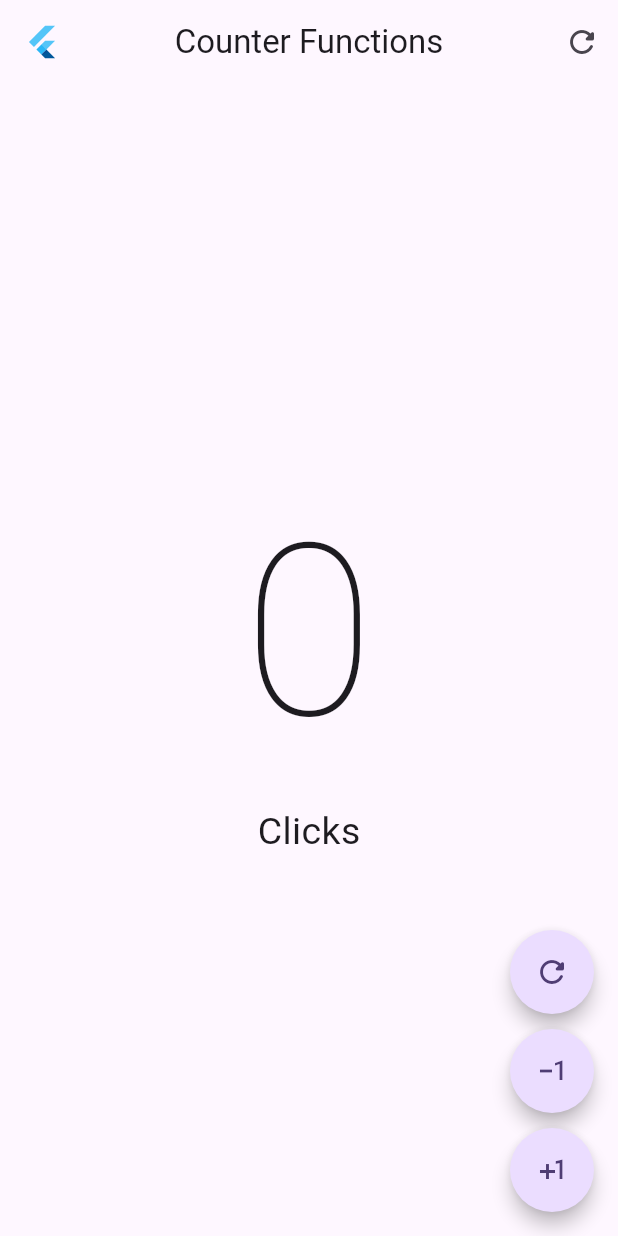
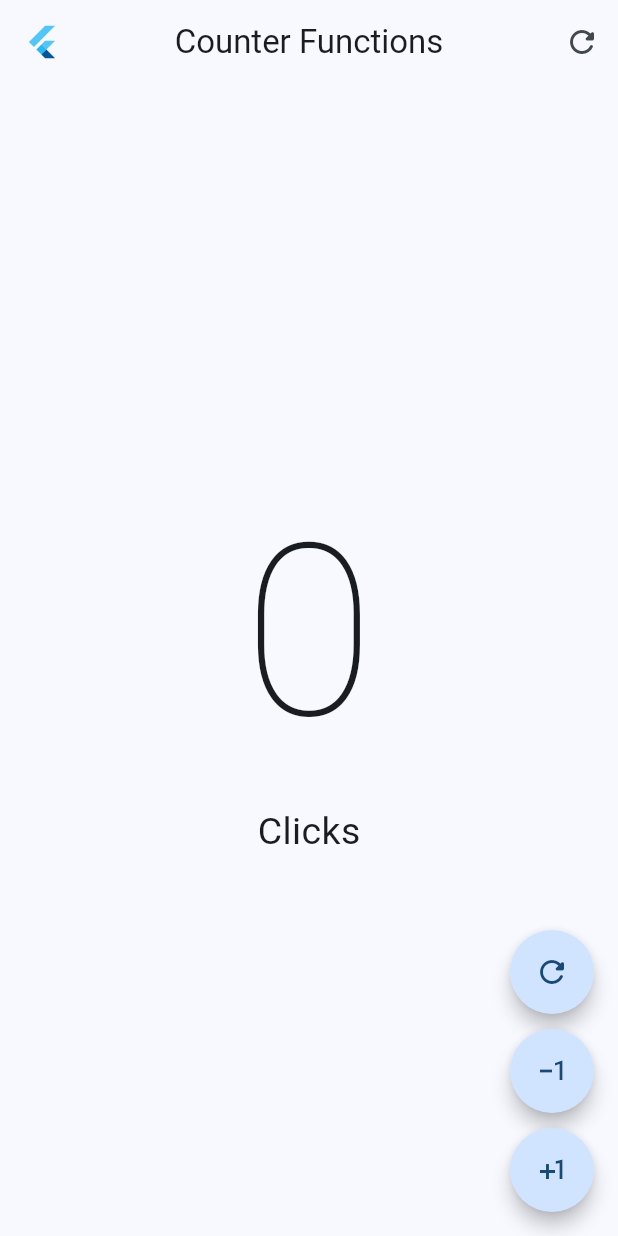
Before and after one commit to JoseManuelMunozManzano/Flutter-curso, a Flutter app: the CounterFunctionsScreen screen opened directly, on a phone screen of 412 x 824 dp. Run offline on Flutter 3.47's test engine with Material 3 defaults, Android fonts, the phone set to English and light mode, and no system bars.

Commit message:
Yes No Maybe App - Estilo global para la aplicación

```diff
--- /dev/null
+++ b/yes_no_app/lib/config/theme/app_theme.dart
@@ -0,0 +1,35 @@
+import 'package:flutter/material.dart';
+
+// Flutter no aceptar el código de color en hexadecimal.
+// Pero existe este truco: Indicar 0xFF seguido del color en hexadecimal.
+// Este es el color personalizado.
+// Con _ hacemos la variable privada.
+const Color _customColor = Color(0xFF5c11d4);
+
+const List<Color> _colorThemes = [
+  _customColor,
+  Colors.blue,
+  Colors.teal,
+  Colors.green,
+  Colors.yellow,
+  Colors.orange,
+  Colors.pink,
+];
+
+class AppTheme {
+  final int selectedColor;
+
+  // Aserción para indicar el rango permitido en selectedColor
+  AppTheme({this.selectedColor = 0})
+      : assert(selectedColor >= 0 && selectedColor < _colorThemes.length,
+            'Colors must be between 0 an ${_colorThemes.length}');
+
+  // El tema lo montamos de esta manera porque podemos recibir en tiempo de ejecución alguna variable,
+  // y la podemos usar para regresar el tema de manera dinámica.
+  ThemeData theme() {
+    return ThemeData(
+      colorSchemeSeed: _colorThemes[selectedColor],
+      // brightness: Brightness.dark,
+    );
+  }
+}
```
Also changed, not shown: yes_no_app/lib/main.dart (+17 -112 lines), 1 other file.
